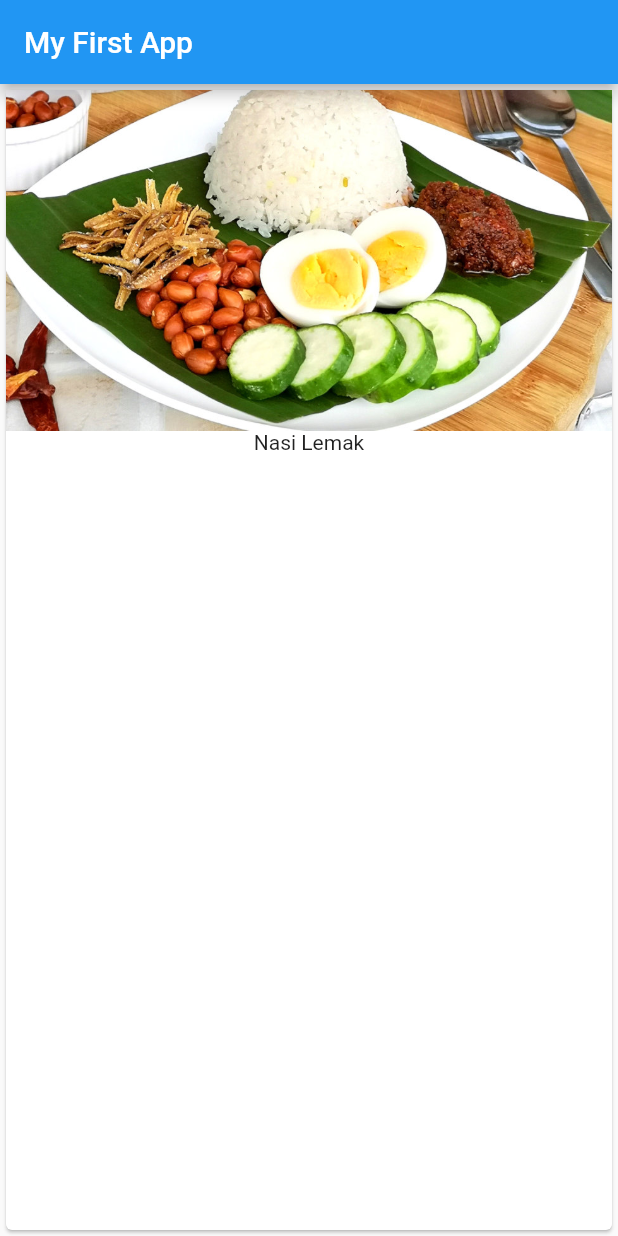
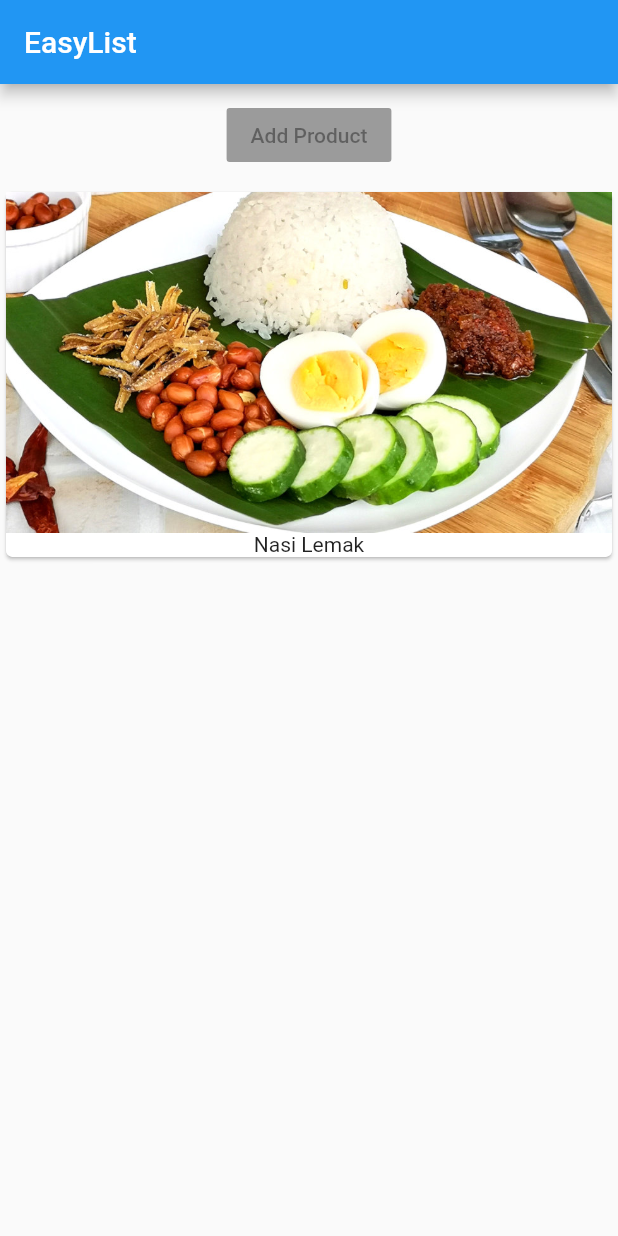
Before and after one commit to syedmohd/wisma-flutter-app, a Flutter app: the screen it shows after launch, on a phone screen of 412 x 824 dp. Run offline on Flutter 3.47's test engine with Material 2 defaults, Android fonts, the phone set to English and light mode, and no system bars.

Commit message:
Update main.dart

```diff
--- a/lib/main.dart
+++ b/lib/main.dart
@@ -7,15 +7,21 @@ class MyApp extends StatelessWidget {
   Widget build(BuildContext context) {
     return MaterialApp(
         home: Scaffold(
-          appBar: AppBar(title: Text('My First App')),
-          body: Card(
-            child: Column(
-              children: <Widget>[
-                Image.asset('assets/nasi_lemak.jpg'),
-                Text('Nasi Lemak')
+            appBar: AppBar(title: Text('EasyList')),
+            body: Column(
+              children: [
+                Container(
+                  margin: const EdgeInsets.all(10.0),
+                  child: RaisedButton(child: Text('Add Product')),
+                ),
+                Card(
+                    child: Column(
+                      children: <Widget>[
+                        Image.asset('assets/nasi_lemak.jpg'),
+                        Text('Nasi Lemak')
+                      ],
+                ))
               ],
-            ),
-          ),
-        ));
+            )));
   }
 }
```
